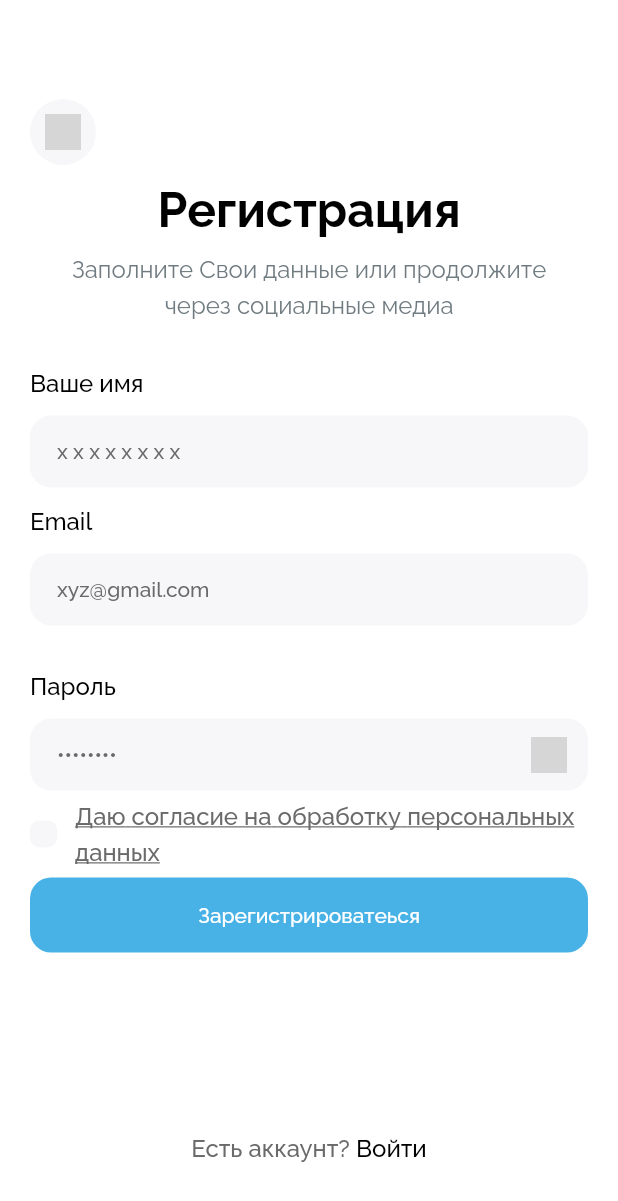
After one commit to drost-dev/matule_me_speedrun, a Flutter app: the SignUpScreen screen opened by its route, on a phone screen of 412 x 824 dp. The commit adds this screen. Shown: the top 1201 px of the screen. Run offline on Flutter 3.47's test engine with Material 3 defaults, Android fonts, the phone set to English and light mode, and no system bars; our stand-ins replace auto_route, google_fonts; grey boxes are pictures that could not be loaded.

Commit message:
sign up + forgot password w/o dialog

```diff
--- a/lib/default.dart
+++ b/lib/default.dart
@@ -7,7 +7,7 @@ const _darkGrey = Color.fromRGBO(106, 106, 106, 1);
 const _blue = Color.fromRGBO(72, 178, 231, 1);
 
 final defaultTheme = ThemeData(
-  textTheme: TextTheme(
+  textTheme: const TextTheme(
     displayMedium: TextStyle(
       fontSize: 32,
       fontWeight: FontWeight.bold,
--- a/lib/router/app_router.dart
+++ b/lib/router/app_router.dart
@@ -1,15 +1,15 @@
 import 'package:auto_route/auto_route.dart';
+import 'package:matule_me_speedrun/screens/forgot_pass/forgot_pass_screen.dart';
 import 'package:matule_me_speedrun/screens/sign_in/sign_in_screen.dart';
+import 'package:matule_me_speedrun/screens/sign_up/sign_up_screen.dart';
 part 'app_router.gr.dart';
 
 @AutoRouterConfig()
 class AppRouter extends RootStackRouter {
   @override
   List<AutoRoute> get routes => [
-        AutoRoute(
-          page: SignInRoute.page,
-          path: '/signin',
-          initial: true
-        ),
+        AutoRoute(page: SignInRoute.page, path: '/signin', initial: true),
+        AutoRoute(page: SignUpRoute.page, path: '/signup'),
+        AutoRoute(page: ForgotPassRoute.page, path: '/forgot'),
       ];
 }
--- /dev/null
+++ b/lib/screens/sign_up/sign_up_screen.dart
@@ -0,0 +1,292 @@
+import 'package:auto_route/auto_route.dart';
+import 'package:flutter/material.dart';
+import 'package:matule_me_speedrun/default.dart';
+import 'package:matule_me_speedrun/router/app_router.dart';
+import 'package:matule_me_speedrun/widgets/input_field.dart';
+
+@RoutePage()
+class SignUpScreen extends StatefulWidget {
+  const SignUpScreen({super.key});
+
+  @override
+  State<SignUpScreen> createState() => _SignUpScreenState();
+}
+
+class _SignUpScreenState extends State<SignUpScreen> {
+  String _name = '';
+  final _nameKey = GlobalKey<FormFieldState>();
+
+  String _email = '';
+  final _emailKey = GlobalKey<FormFieldState>();
+
+  String _password = '';
+  final _passwordKey = GlobalKey<FormFieldState>();
+
+  bool _isAgreed = false;
+
+  @override
+  Widget build(BuildContext context) {
+    final theme = Theme.of(context);
+    return Scaffold(
+      backgroundColor: theme.colorScheme.onSurface,
+      appBar: PreferredSize(
+        preferredSize: const Size.fromHeight(110),
+        child: GestureDetector(
+          onTap: () {
+            context.router.maybePop();
+          },
+          child: SizedBox.expand(
+            child: Container(
+              padding: const EdgeInsets.only(top: 66, left: 20),
+              alignment: Alignment.bottomLeft,
+              child: SizedBox.square(
+                dimension: 44,
+                child: IconButton(
+                  onPressed: () {},
+                  style: TextButton.styleFrom(
+                    backgroundColor: theme.colorScheme.surface,
+                  ),
+                  icon: const ImageIcon(
+                    AssetImage('icons/arrow_left.png'),
+                  ),
+                ),
+              ),
+            ),
+          ),
+        ),
+      ),
+      body: Padding(
+        padding:
+            const EdgeInsets.only(top: 11, left: 20, right: 20, bottom: 47),
+        child: Column(
+          mainAxisAlignment: MainAxisAlignment.spaceBetween,
+          children: [
+            Container(
+              constraints: const BoxConstraints(minHeight: 514),
+              child: Column(
+                mainAxisSize: MainAxisSize.min,
+                mainAxisAlignment: MainAxisAlignment.spaceBetween,
+                children: [
+                  Container(
+                    margin: const EdgeInsets.symmetric(horizontal: 10),
+                    constraints: const BoxConstraints(minHeight: 94),
+                    child: Column(
+                      mainAxisSize: MainAxisSize.min,
+                      mainAxisAlignment: MainAxisAlignment.spaceBetween,
+                      children: [
+                        Text(
+                          'Регистрация',
+                          style: theme.textTheme.displayMedium,
+                        ),
+                        Text(
+                          'Заполните Свои данные или продолжите через социальные медиа',
+                          style: theme.textTheme.titleLarge,
+                          textAlign: TextAlign.center,
+                        ),
+                      ],
+                    ),
+                  ),
+                  Container(
+                    constraints: const BoxConstraints(minHeight: 390),
+                    child: Column(
+                      mainAxisSize: MainAxisSize.min,
+                      mainAxisAlignment: MainAxisAlignment.spaceBetween,
+                      children: [
+                        InputField(
+                          formKey: _nameKey,
+                          onChanged: (value) {
+                            setState(() {
+                              _name = value;
+                            });
+                          },
+                          title: "Ваше имя",
+                          hintText: "x x x x x x x x",
+                          validator: (value) {
+                            if (RegExp(r"[a-zA-Z0-9]{6,}").stringMatch(_name) ==
+                                value) {
+                              return null;
+                            } else {
+                              return "Введите корректное имя!";
+                            }
+                          },
+                        ),
+                        Container(
+                          constraints: const BoxConstraints(minHeight: 298),
+                          child: Column(
+                            mainAxisSize: MainAxisSize.min,
+                            mainAxisAlignment: MainAxisAlignment.spaceBetween,
+                            crossAxisAlignment: CrossAxisAlignment.stretch,
+                            children: [
+                              Container(
+                                constraints:
+                                    const BoxConstraints(minHeight: 190),
+                                child: Column(
+                                  mainAxisSize: MainAxisSize.min,
+                                  mainAxisAlignment:
+                                      MainAxisAlignment.spaceBetween,
+                                  crossAxisAlignment:
+                                      CrossAxisAlignment.stretch,
+                                  children: [
+                                    Container(
+                                      constraints:
+                                          const BoxConstraints(minHeight: 190),
+                                      child: Column(
+                                        mainAxisSize: MainAxisSize.min,
+                                        mainAxisAlignment:
+                                            MainAxisAlignment.spaceBetween,
+                                        children: [
+                                          InputField(
+                                            formKey: _emailKey,
+                                            onChanged: (value) {
+                                              setState(() {
+                                                _email = value;
+                                              });
+                                            },
+                                            title: "Email",
+                                            hintText: "xyz@gmail.com",
+                                            validator: (value) {
+                                              if (RegExp(r"^[a-zA-Z0-9.]+\@[a-zA-Z0-9.]+\.[a-zA-Z0-9]{2,}")
+                                                      .stringMatch(_email) ==
+                                                  value) {
+                                                return null;
+                                              } else {
+                                                return "Введите корректный email!";
+                                              }
+                                            },
+                                          ),
+                                          InputField(
+                                            formKey: _passwordKey,
+                                            onChanged: (value) {
+                                              setState(() {
+                                                _password = value;
+                                              });
+                                            },
+                                            title: "Пароль",
+                                            hintText: "••••••••",
+                                            obsecureText: true,
+                                            validator: (value) {
+                                              if (RegExp(r"^[a-zA-Z0-9.]{8,}")
+                                                      .stringMatch(_password) ==
+                                                  value) {
+                                                return null;
+                                              } else {
+                                                return "Введите корректный пароль!";
+                                              }
+                                            },
+                                          ),
+                                        ],
+                                      ),
+                                    ),
+                                  ],
+                                ),
+                              ),
+                              Row(
+                                children: [
+                                  GestureDetector(
+                                    onTap: () {
+                                      setState(() {
+                                        _isAgreed = !_isAgreed;
+                                      });
+                                    },
+                                    child: Container(
+                                      width: 18,
+                                      height: 18,
+                                      decoration: BoxDecoration(
+                                        borderRadius: const BorderRadius.all(
+                                          Radius.circular(6),
+                                        ),
+                                        color: theme.colorScheme.surface,
+                                      ),
+                                      alignment: Alignment.center,
+                                      child: _isAgreed
+                                          ? Image.asset('icons/shield.png')
+                                          : null,
+                                    ),
+                                  ),
+                                  const SizedBox(width: 12),
+                                  Flexible(
+                                    child: Text(
+                                      "Даю согласие на обработку персональных данных",
+                                      style:
+                                          theme.textTheme.titleLarge?.copyWith(
+                                        fontWeight: FontWeight.w500,
+                                        color: theme.colorScheme.darkGrey,
+                                        height: null,
+                                        decoration: TextDecoration.underline,
+                                        decorationColor:
+                                            theme.colorScheme.darkGrey,
+                                      ),
+                                      softWrap: true,
+                                    ),
+                                  ),
+                                ],
+                              ),
+                              SizedBox(
+                                height: 50,
+                                child: TextButton(
+                                  onPressed: () {
+                                    if ((_nameKey.currentState?.validate() ?? false) &&
+                                        (_emailKey.currentState?.validate() ??
+                                            false) &&
+                                        (_passwordKey.currentState
+                                                ?.validate() ??
+                                            false)) {
+                                      print('чиназес');
+                                    }
+                                  },
+                                  style: TextButton.styleFrom(
+                                    backgroundColor: theme.colorScheme.blue,
+                                    shape: RoundedRectangleBorder(
+                                      borderRadius: BorderRadius.circular(14),
+                                    ),
+                                  ),
+                                  child: Text(
+                                    "Зарегистрироватеься",
+                                    style:
+                                        theme.textTheme.titleMedium?.copyWith(
+                                      height: 22 / 14,
+                                      color: theme.colorScheme.onSurface,
+                                    ),
+                                  ),
+                                ),
+                              ),
+                            ],
+                          ),
+                        ),
+                      ],
+                    ),
+                  ),
+                ],
+              ),
+            ),
+            GestureDetector(
+              onTap: () {
+                context.router.push(const SignInRoute());
+              },
+              child: RichText(
+                text: TextSpan(
+                  text: "Есть аккаунт? ",
+                  style: theme.textTheme.titleLarge?.copyWith(
+                    fontWeight: FontWeight.w500,
+                    color: theme.colorScheme.darkGrey,
+                    height: null,
+                  ),
+                  children: [
+                    TextSpan(
+                      text: "Войти",
+                      style: theme.textTheme.titleLarge?.copyWith(
+                        fontWeight: FontWeight.w500,
+                        color: theme.colorScheme.onSurfaceVariant,
+                        height: null,
+                      ),
+                    ),
+                  ],
+                ),
+              ),
+            ),
+          ],
+        ),
+      ),
+    );
+  }
+}
--- a/lib/screens/sign_in/widgets/input_field.dart
+++ b/lib/widgets/input_field.dart
@@ -1,16 +1,23 @@
 import 'package:flutter/material.dart';
+import 'package:flutter/services.dart';
 
 class InputField extends StatefulWidget {
   const InputField({
     super.key,
-    required this.title,
+    this.title,
     required this.hintText,
     this.obsecureText,
+    required this.onChanged,
+    this.validator,
+    this.formKey,
   });
 
-  final String title;
+  final String? title;
   final String hintText;
   final bool? obsecureText;
+  final void Function(String)? onChanged;
+  final String? Function(String?)? validator;
+  final GlobalKey<FormFieldState>? formKey;
 
   @override
   State<InputField> createState() => _InputFieldState();
@@ -23,14 +30,15 @@ class _InputFieldState extends State<InputField> {
   Widget build(BuildContext context) {
     final theme = Theme.of(context);
     return Container(
-      constraints: const BoxConstraints(minHeight: 90),
+      constraints: BoxConstraints(minHeight: widget.title != null ? 80 : 48),
       child: Column(
         mainAxisSize: MainAxisSize.min,
         mainAxisAlignment: MainAxisAlignment.spaceBetween,
         crossAxisAlignment: CrossAxisAlignment.stretch,
         children: [
+          if (widget.title != null)
             Text(
-            widget.title,
+              widget.title!,
               style: theme.textTheme.titleLarge?.copyWith(
                 fontWeight: FontWeight.w500,
                 color: theme.colorScheme.onSurfaceVariant,
@@ -41,8 +49,14 @@ class _InputFieldState extends State<InputField> {
             height: 48,
             width: double.infinity,
             child: TextFormField(
+              key: widget.formKey,
               style: theme.textTheme.titleMedium,
+              onChanged: widget.onChanged,
               obscureText: _obscureText,
+              inputFormatters: [
+                FilteringTextInputFormatter.allow(RegExp(r"[a-zA-Z0-9.@]")),
+              ],
+              validator: widget.validator,
               decoration: InputDecoration(
                 hintText: widget.hintText,
                 hintStyle: theme.textTheme.titleMedium,
```
Also changed, not shown: lib/screens/forgot_pass/forgot_pass_screen.dart (added, +122 -0 lines), lib/screens/sign_in/sign_in_screen.dart (+64 -5 lines), assets/icons/shield.png (added), lib/router/app_router.gr.dart. Lines whose indentation alone changed are shown as unchanged.
